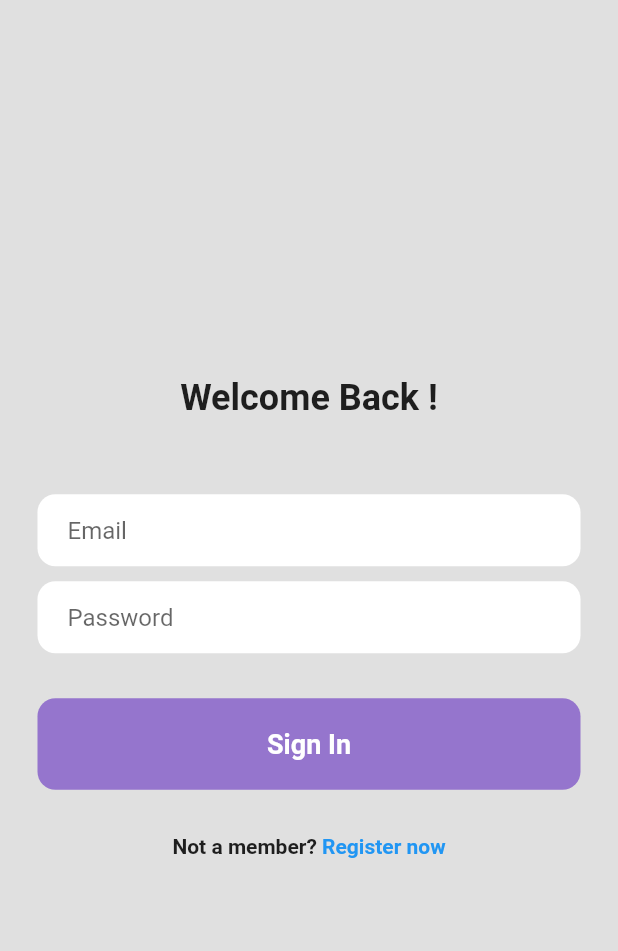
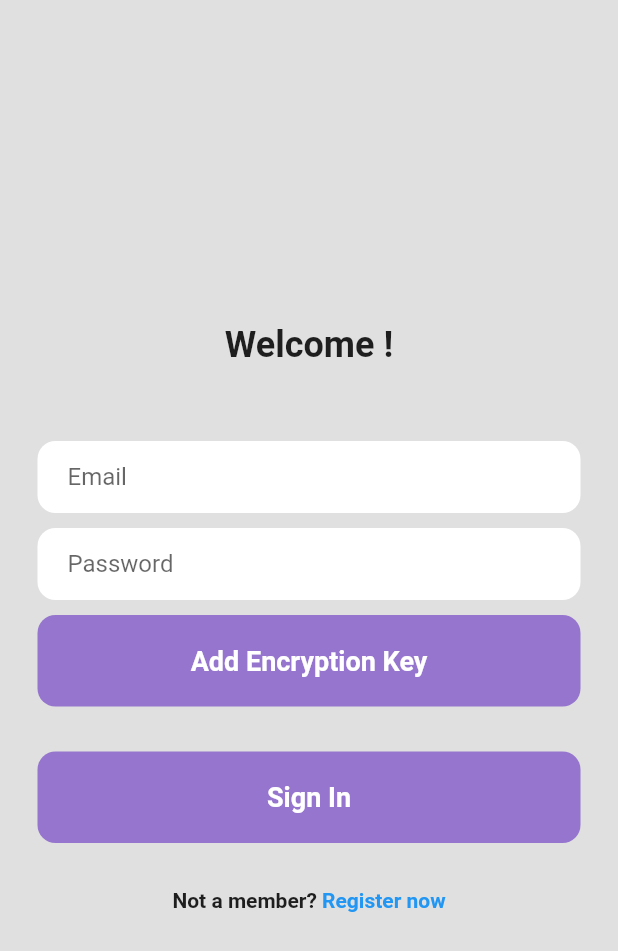
Before and after one commit to AurianJault/PassWorld, a Flutter app: the LoginPage screen opened directly, after a tap on "Sign In", on a phone screen of 412 x 824 dp. Shown: the top 951 px of the screen. Run offline on Flutter 3.47's test engine with Material 2 defaults, Android fonts, the phone set to English and light mode, and no system bars; our stand-ins replace file_picker, flutter_secure_storage, google_nav_bar, pretty_qr_code, share_plus; missing offline and left inert: ai_barcode_scanner, bcrypt, encrypt, flag, password_strength, password_strength_checker and 2 more; accounts and stored records are empty; project files that could hold a hidden picture were left out.

Commit message:
save work

```diff
--- a/lib/Classes/authentification.dart
+++ b/lib/Classes/authentification.dart
@@ -1,9 +1,12 @@
+import 'dart:convert';
 import 'dart:io';
 import 'package:bcrypt/bcrypt.dart';
 import 'package:encrypt/encrypt.dart';
+import 'package:encrypt/encrypt.dart' as encrypt;
 import 'package:http/http.dart';
 import 'package:test/Classes/account.dart';
 import 'package:test/Classes/api_client.dart';
+import 'package:test/Classes/cle.dart';
 import 'storage.dart';
 import 'config.dart';
 import 'package:path/path.dart' as p; // used in line 31
@@ -67,7 +70,6 @@ class Authentification {
   }
 
   static Future<bool> register(String email, String password) async {
-    // TODO : add global config to parameter
     var cp = Config();
     await cp.setAppDirPath();
     var listCpt = await allUser(cp.appDirPath.path);
@@ -98,9 +100,23 @@ class Authentification {
     }
   }
 
-  static Future<bool> apiAuthentication(String mail, String password) async {
-    // TODO
-    Response requestResponse = await ClientAPI.authenticator(mail, password);
+  static Future<bool> apiAuthentication(
+      String mail, String password, String encryptionKey) async {
+    var keyArray = encryptionKey.split(' '); // sépare key + iv
+    Key key = encrypt.Key.fromBase64(keyArray[0]);
+    IV iv = encrypt.IV.fromBase64(keyArray[1]);
+    var encrypter = encrypt.Encrypter(AES(key));
+
+    // Récupere le salt
+    var response = await ClientAPI.getSalt(mail);
+    if (response.statusCode != 200) return false;
+    Encrypted salt = Encrypted.fromBase64(response.body);
+    String trueSalt = encrypter.decrypt(salt, iv: iv);
+
+    String passwordHash = BCrypt.hashpw(password, trueSalt);
+    String encryptedPassword = encrypter.encrypt(passwordHash, iv: iv).base64;
+    Response requestResponse =
+        await ClientAPI.authenticator(mail, encryptedPassword);
 
     if (requestResponse.statusCode != 200) {
       print("Problem request status code is ${requestResponse.statusCode}");
--- a/lib/ui/login_page.dart
+++ b/lib/ui/login_page.dart
@@ -21,6 +21,7 @@ class LoginPage extends StatefulWidget {
 class _LoginPageState extends State<LoginPage> {
   var emailController = TextEditingController();
   var passwordController = TextEditingController();
+  var keyController = TextEditingController();
 
   @override
   void initState() {
@@ -46,7 +47,7 @@ class _LoginPageState extends State<LoginPage> {
                 Column(mainAxisAlignment: MainAxisAlignment.center, children: [
               // Title
               const Text(
-                'Welcome Back !',
+                'Welcome !',
                 style: TextStyle(fontWeight: FontWeight.bold, fontSize: 24),
               ),
               const SizedBox(height: 50),
@@ -92,8 +93,45 @@ class _LoginPageState extends State<LoginPage> {
                   ),
                 ),
               ),
+              const SizedBox(height: 10),
+              Padding(
+                  padding: const EdgeInsets.symmetric(horizontal: 25.0),
+                  child: Container(
+                      padding: const EdgeInsets.all(20),
+                      decoration: BoxDecoration(
+                          color: Colors.deepPurple[300],
+                          borderRadius: BorderRadius.circular(12)),
+                      child: InkWell(
+                          onTap: (() {
+                            showDialog(
+                                context: context,
+                                builder: (BuildContext context) {
+                                  return AlertDialog(
+                                    title: const Text(
+                                        'Please add your encryption key'),
+                                    actions: [
+                                      TextField(
+                                        controller: keyController,
+                                        decoration: InputDecoration(
+                                            hintText: "Paste your key here "),
+                                      ),
+                                      TextButton(
+                                        child: const Text('Ok'),
+                                        onPressed: () => Navigator.pop(context),
+                                      ),
+                                    ],
+                                  );
+                                });
+                          }),
+                          child: const Center(
+                              child: Text(
+                            'Add Encryption Key',
+                            style: TextStyle(
+                                color: Colors.white,
+                                fontWeight: FontWeight.bold,
+                                fontSize: 18),
+                          ))))),
               const SizedBox(height: 30),
-
               // Sign In Button
               Padding(
                 padding: const EdgeInsets.symmetric(horizontal: 25.0),
@@ -106,8 +144,10 @@ class _LoginPageState extends State<LoginPage> {
                     onTap: () async {
                       if (await Authentification.apiAuthentication(
                           (emailController.text).trim(),
-                          (passwordController.text).trim())) {
-                        context.read<Account>().setId = emailController.text;
+                          (passwordController.text).trim(),
+                          keyController.text)) {
+                        context.read<Account>().setId =
+                            (emailController.text).trim();
                         await context.read<Config>().setAppDirPath();
                         context
                             .read<Account>()
@@ -148,9 +188,7 @@ class _LoginPageState extends State<LoginPage> {
                   ),
                 ),
               ),
-              const SizedBox(height: 30),
-
-              // Register
+              const SizedBox(height: 30), // Register
               Row(
                 mainAxisAlignment: MainAxisAlignment.center,
                 children: [
--- a/lib/ui/qrcode/qrcode_password.dart
+++ b/lib/ui/qrcode/qrcode_password.dart
@@ -11,7 +11,7 @@ showQrcodePassword(BuildContext context) {
 
   AlertDialog alert = AlertDialog(
     backgroundColor: Colors.white,
-    title: const Text("Veuillez entrer-votre mot de passe"),
+    title: const Text("Veuillez entrer votre mot de passe"),
     content: TextField(
       obscureText: true,
       controller: passwordController,
@@ -26,7 +26,7 @@ showQrcodePassword(BuildContext context) {
           }
         } else {
           Navigator.pop(context);
-          showAlertDialog(context, "Le mot de passe est incorrecte");
+          showAlertDialog(context, "Le mot de passe est incorrect");
         }
       },
     ),
--- a/lib/ui/widget/settingwidget/share_widget.dart
+++ b/lib/ui/widget/settingwidget/share_widget.dart
@@ -36,6 +36,7 @@ showShare(BuildContext context) async {
                   File(output).writeAsStringSync(
                       (await Storage.getKey(context.read<Account>().id))
                               .base64 +
+                          " " +
                           (await Storage.getIV(context.read<Account>().id))
                               .base64,
                       mode: FileMode.writeOnly);
```
Also changed, not shown: lib/Classes/api_client.dart (+11 -0 lines), lib/ui/qrcode/qrcode.dart (+4 -3 lines), 1 other file.
